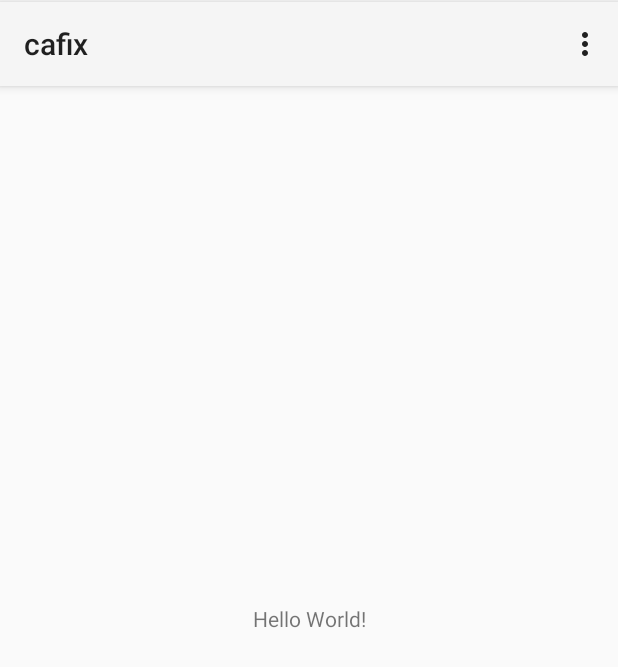
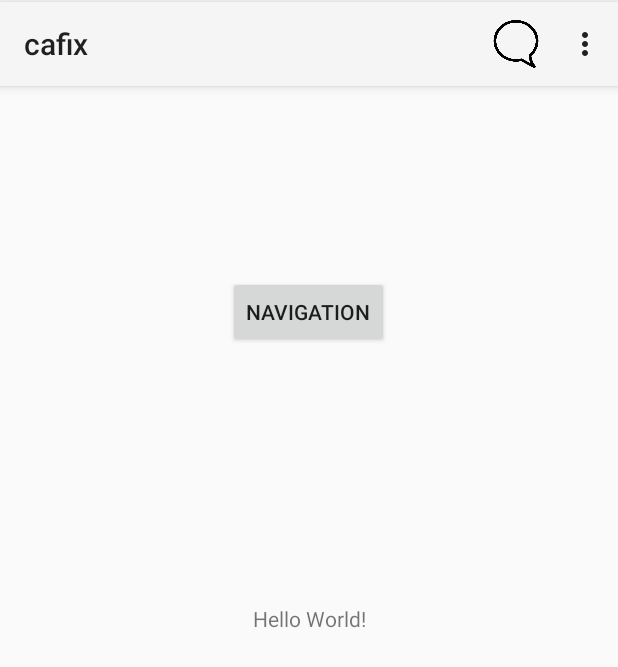
Before and after one commit to LUXIANZE/Android-Java-App-Bar-and-Overflow-Menu, an Android app: the screen it shows after launch (MainActivity), on a phone screen of 412 x 824 dp. Shown: the top 667 px of the screen. Run offline under Robolectric (Android 15) with nearby library versions, the phone set to English and light mode, and no system bars.

Commit message:
added nav bar activity and chat icon

```diff
--- a/app/src/main/res/layout/activity_main.xml
+++ b/app/src/main/res/layout/activity_main.xml
@@ -29,4 +29,18 @@
         app:layout_constraintTop_toTopOf="parent"
         app:layout_constraintVertical_bias="0.002"
         app:popupTheme="@style/ThemeOverlay.AppCompat.Light"/>
+
+    <Button
+        android:id="@+id/button2"
+        android:layout_width="wrap_content"
+        android:layout_height="wrap_content"
+        android:onClick="goToNavigation"
+        android:text="@string/nav_button"
+        app:layout_constraintBottom_toBottomOf="parent"
+        app:layout_constraintEnd_toEndOf="parent"
+        app:layout_constraintHorizontal_bias="0.498"
+        app:layout_constraintStart_toStartOf="parent"
+        app:layout_constraintTop_toTopOf="parent"
+        app:layout_constraintVertical_bias="0.237" />
+
 </androidx.constraintlayout.widget.ConstraintLayout>
--- a/app/src/main/res/menu/main_menu.xml
+++ b/app/src/main/res/menu/main_menu.xml
@@ -1,7 +1,15 @@
 <?xml version="1.0" encoding="utf-8"?>
-<menu xmlns:android="http://schemas.android.com/apk/res/android">
+<menu xmlns:android="http://schemas.android.com/apk/res/android"
+    xmlns:app="http://schemas.android.com/apk/res-auto">
     <item android:id="@+id/option1"
         android:title="Option 1"/>
     <item android:id="@+id/option2"
         android:title="Option 2" />
+    <item
+        android:id="@+id/action_chat"
+        android:icon="@drawable/speech_bubble"
+        android:title= "@string/action_chat"
+        app:showAsAction="ifRoom"
+        />
+
 </menu>
--- a/app/src/main/res/values/strings.xml
+++ b/app/src/main/res/values/strings.xml
@@ -1,4 +1,6 @@
 <resources>
     <string name="project_name">Android Java App Bar and Overflow Menu</string>
     <string name="app_name">cafix</string>
+    <string name="nav_button">Navigation</string>
+    <string name="action_chat">Chat</string>
 </resources>
```
Also changed, not shown: app/src/main/AndroidManifest.xml (+7 -0 lines), app/src/main/java/com/example/androidjavaappbarandoverflowmenu/MainActivity.java (+8 -0 lines), app/src/main/java/com/example/androidjavaappbarandoverflowmenu/NavigationActivity.java (added, +45 -0 lines), app/src/main/res/layout/activity_navigation.xml (added, +19 -0 lines), app/src/main/res/drawable/speech_bubble.png (added).
